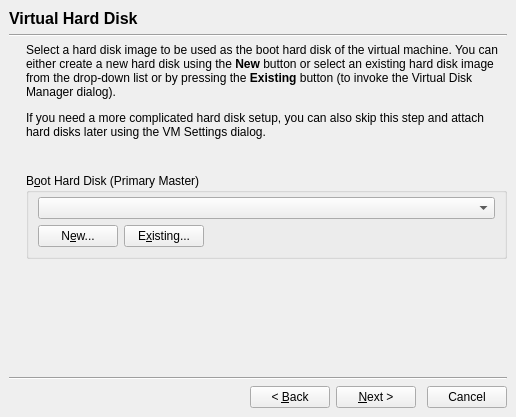
This is vbox/src/VBox/Frontends/VirtualBox4/ui/VBoxNewVMWzd.ui in jljuxgm/vboxgit as Qt 5 draws it before an edit. The edited form follows.
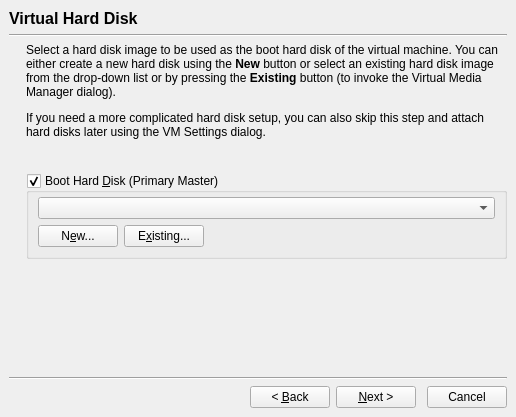
This is the edited form. The open tabs and pages were chosen to show the change. Icons and pictures are not drawn. Custom widgets are drawn as their Qt base class.

Diff of the .ui file:
```diff
--- a/vbox/src/VBox/Frontends/VirtualBox4/ui/VBoxNewVMWzd.ui
+++ b/vbox/src/VBox/Frontends/VirtualBox4/ui/VBoxNewVMWzd.ui
@@ -832,7 +832,7 @@
               </size>
              </property>
              <property name="text" >
-              <string>&lt;p>Select a hard disk image to be used as the boot hard disk of the virtual machine. You can either create a new hard disk using the &lt;b>New&lt;/b> button or select an existing hard disk image from the drop-down list or by pressing the &lt;b>Existing&lt;/b> button (to invoke the Virtual Disk Manager dialog).&lt;/p>&lt;p>If you need a more complicated hard disk setup, you can also skip this step and attach hard disks later using the VM Settings dialog.&lt;/p></string>
+              <string>&lt;p>Select a hard disk image to be used as the boot hard disk of the virtual machine. You can either create a new hard disk using the &lt;b>New&lt;/b> button or select an existing hard disk image from the drop-down list or by pressing the &lt;b>Existing&lt;/b> button (to invoke the Virtual Media Manager dialog).&lt;/p>&lt;p>If you need a more complicated hard disk setup, you can also skip this step and attach hard disks later using the VM Settings dialog.&lt;/p></string>
              </property>
              <property name="wordWrap" >
               <bool>true</bool>
@@ -870,7 +870,10 @@
               </sizepolicy>
              </property>
              <property name="title" >
-              <string>B&amp;oot Hard Disk (Primary Master)</string>
+              <string>Boot Hard &amp;Disk (Primary Master)</string>
+             </property>
+             <property name="checkable">
+              <bool>true</bool>
              </property>
              <layout class="QGridLayout" >
               <property name="topMargin" >
```
Left out of the diff: 6 changed lines with no effect on the pictures.
